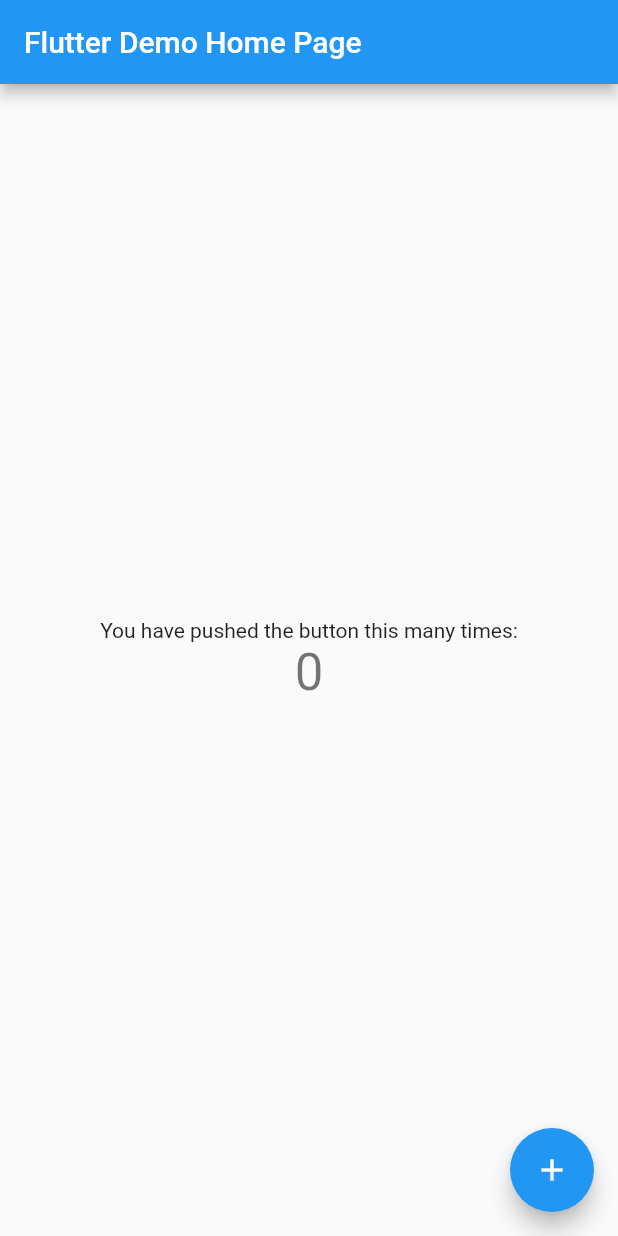
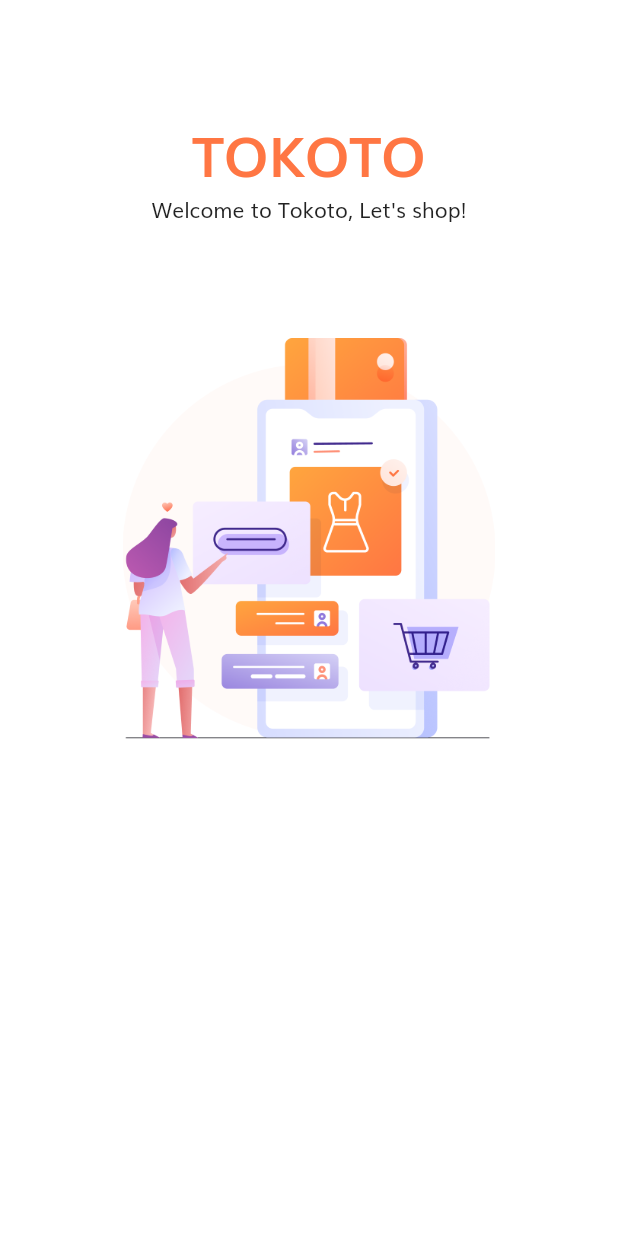
Before and after one commit to MorgueMorg/Tokoto-Flutter-E-Commerce, a Flutter app: the screen it shows after launch, on a phone screen of 412 x 824 dp. Run offline on Flutter 3.47's test engine with Material 2 defaults, Android fonts, the phone set to English and light mode, and no system bars.

Commit message:
Added configs and splash screen :desert:

```diff
--- a/lib/main.dart
+++ b/lib/main.dart
@@ -1,3 +1,5 @@
+import 'package:e_commerce/constants.dart';
+import 'package:e_commerce/screens/splash/splash_screen.dart';
 import 'package:flutter/material.dart';
 
 void main() {
@@ -11,86 +13,18 @@ class MyApp extends StatelessWidget {
   @override
   Widget build(BuildContext context) {
     return MaterialApp(
+      debugShowCheckedModeBanner: false,
       title: 'Flutter Demo',
       theme: ThemeData(
+        scaffoldBackgroundColor: Colors.white,
+        fontFamily: "Muli",
+        textTheme: const TextTheme (
+          bodyLarge: TextStyle(color: kTextColor),
+          bodySmall: TextStyle(color: kTextColor),
+        ),
         primarySwatch: Colors.blue,
       ),
-      home: const MyHomePage(title: 'Flutter Demo Home Page'),
+      home: SplashScreen(),
     );
   }
 }
-
-class MyHomePage extends StatefulWidget {
-  const MyHomePage({super.key, required this.title});
-  final String title;
-
-  @override
-  State<MyHomePage> createState() => _MyHomePageState();
-}
-
-class _MyHomePageState extends State<MyHomePage> {
-  int _counter = 0;
-
-  void _incrementCounter() {
-    setState(() {
-      // This call to setState tells the Flutter framework that something has
-      // changed in this State, which causes it to rerun the build method below
-      // so that the display can reflect the updated values. If we changed
-      // _counter without calling setState(), then the build method would not be
-      // called again, and so nothing would appear to happen.
-      _counter++;
-    });
-  }
-
-  @override
-  Widget build(BuildContext context) {
-    // This method is rerun every time setState is called, for instance as done
-    // by the _incrementCounter method above.
-    //
-    // The Flutter framework has been optimized to make rerunning build methods
-    // fast, so that you can just rebuild anything that needs updating rather
-    // than having to individually change instances of widgets.
-    return Scaffold(
-      appBar: AppBar(
-        // Here we take the value from the MyHomePage object that was created by
-        // the App.build method, and use it to set our appbar title.
-        title: Text(widget.title),
-      ),
-      body: Center(
-        // Center is a layout widget. It takes a single child and positions it
-        // in the middle of the parent.
-        child: Column(
-          // Column is also a layout widget. It takes a list of children and
-          // arranges them vertically. By default, it sizes itself to fit its
-          // children horizontally, and tries to be as tall as its parent.
-          //
-          // Invoke "debug painting" (press "p" in the console, choose the
-          // "Toggle Debug Paint" action from the Flutter Inspector in Android
-          // Studio, or the "Toggle Debug Paint" command in Visual Studio Code)
-          // to see the wireframe for each widget.
-          //
-          // Column has various properties to control how it sizes itself and
-          // how it positions its children. Here we use mainAxisAlignment to
-          // center the children vertically; the main axis here is the vertical
-          // axis because Columns are vertical (the cross axis would be
-          // horizontal).
-          mainAxisAlignment: MainAxisAlignment.center,
-          children: <Widget>[
-            const Text(
-              'You have pushed the button this many times:',
-            ),
-            Text(
-              '$_counter',
-              style: Theme.of(context).textTheme.headlineMedium,
-            ),
-          ],
-        ),
-      ),
-      floatingActionButton: FloatingActionButton(
-        onPressed: _incrementCounter,
-        tooltip: 'Increment',
-        child: const Icon(Icons.add),
-      ), // This trailing comma makes auto-formatting nicer for build methods.
-    );
-  }
-}
--- /dev/null
+++ b/lib/screens/splash/components/body.dart
@@ -0,0 +1,55 @@
+import 'package:flutter/material.dart';
+import 'package:e_commerce/constants.dart';
+// import 'package:e_commerce/screens/sign_in/sign_in_screen.dart';
+import 'package:e_commerce/size_config.dart';
+
+// This is the best practice
+// import '../components/splash_content.dart';
+// import '../../../components/default_button.dart';
+
+class Body extends StatefulWidget {
+  @override
+  _BodyState createState() => _BodyState();
+}
+
+class _BodyState extends State<Body> {
+  @override
+  Widget build(BuildContext context) {
+    return SafeArea(
+      child: SizedBox(
+        width: double.infinity,
+        child: Column(
+          children: <Widget>[
+            Expanded(
+              flex: 3,
+              child: Column(
+                children: <Widget>[
+                  const Spacer(),
+                  Text(
+                    "TOKOTO",
+                    style: TextStyle(
+                      fontSize: getProportionateScreenHeight(36),
+                      color: kPrimaryColor,
+                      fontWeight: FontWeight.bold,
+                    ),
+                  ),
+                  Text("Welcome to Tokoto, Let's shop!"),
+                  const Spacer(),
+                  Image.asset(
+                    "assets/images/splash_1.png",
+                    height: getProportionateScreenHeight(265),
+                    width: getProportionateScreenWidth(235),
+                  )
+                ],
+              ),
+            ),
+            Expanded(
+              flex: 2,
+              child: SizedBox(),
+            ),
+          ],
+        ),
+      ),
+    );
+  }
+}
--- /dev/null
+++ b/lib/screens/splash/splash_screen.dart
@@ -0,0 +1,14 @@
+import 'package:e_commerce/screens/splash/components/body.dart';
+import 'package:flutter/material.dart';
+import 'package:e_commerce/size_config.dart';
+
+class SplashScreen extends StatelessWidget {
+  @override
+  Widget build(BuildContext context) {
+    // You have to call it on your starting screen
+    SizeConfig().init(context);
+    return Scaffold(
+      body: Body(),
+    );
+  }
+}
--- /dev/null
+++ b/lib/size_config.dart
@@ -0,0 +1,30 @@
+import 'package:flutter/material.dart';
+
+class SizeConfig {
+  static late MediaQueryData _mediaQueryData;
+  static late double screenWidth;
+  static late double screenHeight;
+  static double? defaultSize;
+  static Orientation? orientation;
+
+  void init(BuildContext context) {
+    _mediaQueryData = MediaQuery.of(context);
+    screenWidth = _mediaQueryData.size.width;
+    screenHeight = _mediaQueryData.size.height;
+    orientation = _mediaQueryData.orientation;
+  }
+}
+
+// Get the proportionate height as per screen size
+double getProportionateScreenHeight(double inputHeight) {
+  double screenHeight = SizeConfig.screenHeight;
+  // 812 is the layout height that designer use
+  return (inputHeight / 812.0) * screenHeight;
+}
+
+// Get the proportionate height as per screen size
+double getProportionateScreenWidth(double inputWidth) {
+  double screenWidth = SizeConfig.screenWidth;
+  // 375 is the layout width that designer use
+  return (inputWidth / 375.0) * screenWidth;
+}
```
Also changed, not shown: pubspec.yaml (+17 -9 lines), pubspec.lock.
